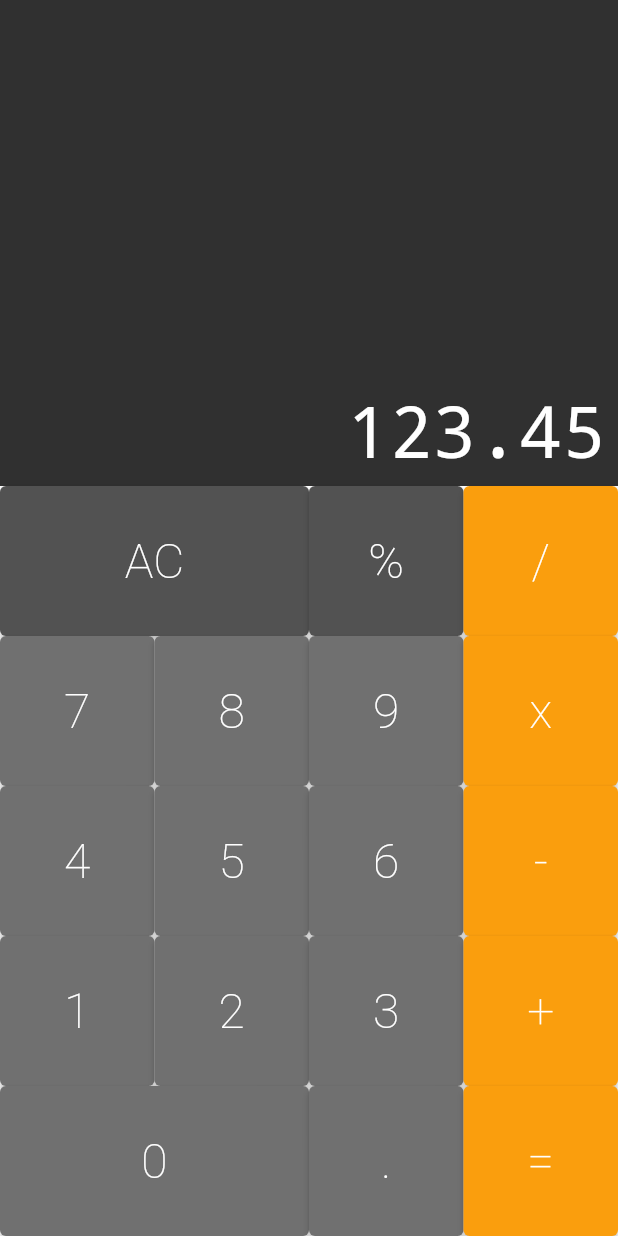
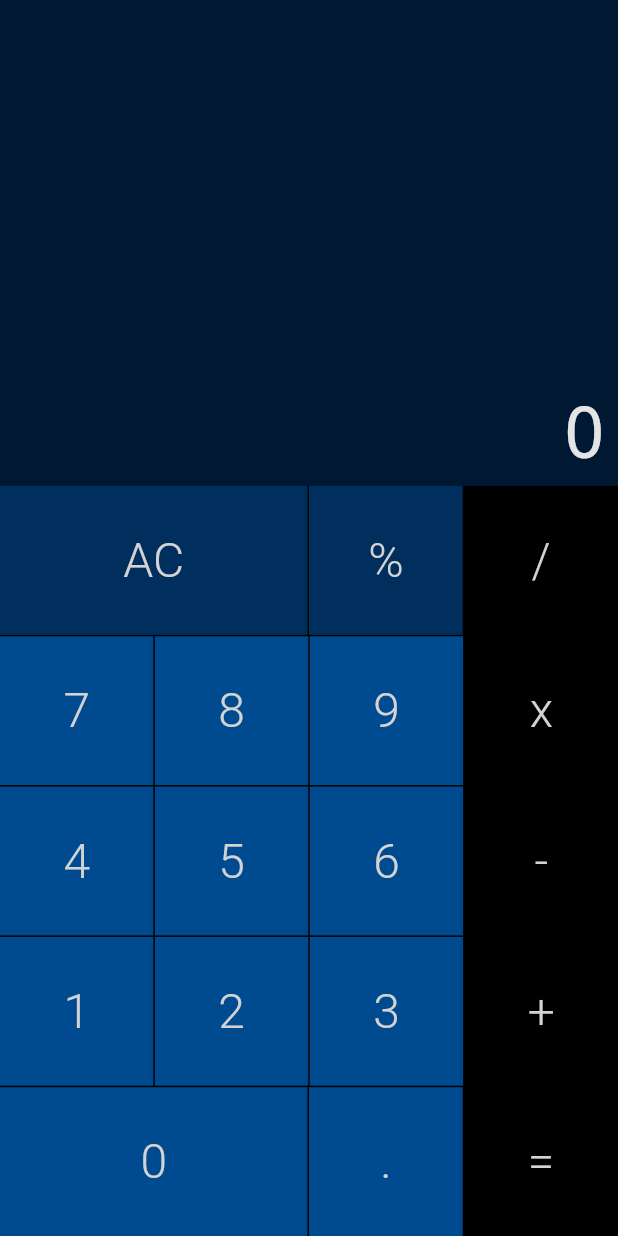
Before and after one commit to Welthanos/flutter-ml-calculator, a Flutter app: the screen it shows after launch, on a phone screen of 412 x 824 dp. Run offline on Flutter 3.47's test engine with Material 2 defaults, Android fonts, the phone set to English and light mode, and no system bars; drawn by our look-alikes of auto_size_text.

Commit message:
feat: math operations and ui colors changed

```diff
--- a/lib/components/button.dart
+++ b/lib/components/button.dart
@@ -1,9 +1,9 @@
 import 'package:flutter/material.dart';
 
 class Button extends StatelessWidget {
-  static const Color darkColor = Color.fromRGBO(82, 82, 82, 1);
-  static const Color defaultColor = Color.fromRGBO(112, 112, 112, 1);
-  static const Color operationColor = Color.fromRGBO(250, 158, 13, 1);
+  static const Color darkColor = Color.fromARGB(255, 0, 47, 94);
+  static const Color defaultColor = Color.fromARGB(255, 0, 74, 143);
+  static const Color operationColor = Color.fromARGB(255, 0, 0, 0);
 
   final String text;
   final bool doubleSize;
@@ -43,13 +43,16 @@ class Button extends StatelessWidget {
         child: Text(
           text,
           style: const TextStyle(
-            color: Colors.white,
+            color: Color.fromARGB(255, 211, 211, 211),
             fontSize: 32,
-            fontWeight: FontWeight.w200,
+            fontWeight: FontWeight.w300,
           ),
         ),
         style: ElevatedButton.styleFrom(
           primary: color,
+          shape: RoundedRectangleBorder(
+            borderRadius: BorderRadius.circular(0),
+          ),
         ),
       ),
     );
--- a/lib/components/button_row.dart
+++ b/lib/components/button_row.dart
@@ -12,7 +12,12 @@ class ButtonRow extends StatelessWidget {
       flex: 1,
       child: Row(
         crossAxisAlignment: CrossAxisAlignment.stretch,
-        children: buttons,
+        children: buttons.fold(<Widget>[], (list, b) {
+          list.isEmpty
+              ? list.add(b)
+              : list.addAll([const SizedBox(width: 1), b]);
+          return list;
+        },),
       ),
     );
   }
--- a/lib/components/display.dart
+++ b/lib/components/display.dart
@@ -11,7 +11,7 @@ class Display extends StatelessWidget {
     return Expanded(
       flex: 1,
       child: Container(
-        color: const Color.fromRGBO(48, 48, 48, 1),
+        color: const Color.fromARGB(255, 0, 24, 49),
         child: Column(
           crossAxisAlignment: CrossAxisAlignment.stretch,
           mainAxisAlignment: MainAxisAlignment.end,
@@ -27,7 +27,7 @@ class Display extends StatelessWidget {
                 style: const TextStyle(
                   fontWeight: FontWeight.w100,
                   decoration: TextDecoration.none,
-                  color: Colors.white,
+                  color: Color.fromARGB(255, 228, 228, 228),
                 ),
               ),
             ),
--- a/lib/components/keyboard.dart
+++ b/lib/components/keyboard.dart
@@ -10,7 +10,8 @@ class Keyboard extends StatelessWidget {
 
   @override
   Widget build(BuildContext context) {
-    return SizedBox(
+    return Container(
+      color: Colors.black,
       height: 500,
       child: Column(
         children: [
@@ -21,6 +22,7 @@ class Keyboard extends StatelessWidget {
               Button.operation(text: "/", cb: cb),
             ],
           ),
+          const SizedBox(height: 1),
           ButtonRow(
             buttons: [
               Button(text: "7", cb: cb),
@@ -29,6 +31,7 @@ class Keyboard extends StatelessWidget {
               Button.operation(text: "x", cb: cb),
             ],
           ),
+          const SizedBox(height: 1),
           ButtonRow(
             buttons: [
               Button(text: "4", cb: cb),
@@ -37,6 +40,7 @@ class Keyboard extends StatelessWidget {
               Button.operation(text: "-", cb: cb),
             ],
           ),
+          const SizedBox(height: 1),
           ButtonRow(
             buttons: [
               Button(text: "1", cb: cb),
@@ -45,6 +49,7 @@ class Keyboard extends StatelessWidget {
               Button.operation(text: "+", cb: cb),
             ],
           ),
+          const SizedBox(height: 1),
           ButtonRow(
             buttons: [
               Button.doubleSize(text: "0", cb: cb),
--- a/lib/screens/calculator.dart
+++ b/lib/screens/calculator.dart
@@ -1,21 +1,34 @@
 import 'package:calculator/components/display.dart';
 import 'package:calculator/components/keyboard.dart';
+import 'package:calculator/models/memory.dart';
 import 'package:flutter/material.dart';
+import 'package:flutter/services.dart';
 
-class Calculator extends StatelessWidget {
-  _onPressed(String text) {
-    print(text);
-  }
-
+class Calculator extends StatefulWidget {
   const Calculator({Key? key}) : super(key: key);
 
   @override
+  State<Calculator> createState() => _CalculatorState();
+}
+
+class _CalculatorState extends State<Calculator> {
+  final Memory memory = Memory();
+
+  _onPressed(String command) {
+    setState(() {
+      memory.applyCommand(command);
+    });
+  }
+
+  @override
   Widget build(BuildContext context) {
+    SystemChrome.setPreferredOrientations([DeviceOrientation.portraitUp]);
+
     return MaterialApp(
       debugShowCheckedModeBanner: false,
       home: Column(
         children: [
-          const Display(text: "123.45"),
+          Display(text: memory.value),
           Keyboard(cb: _onPressed),
         ],
       ),
```
Also changed, not shown: lib/models/memory.dart (+99 -1 lines), pubspec.lock, 1 other file.
